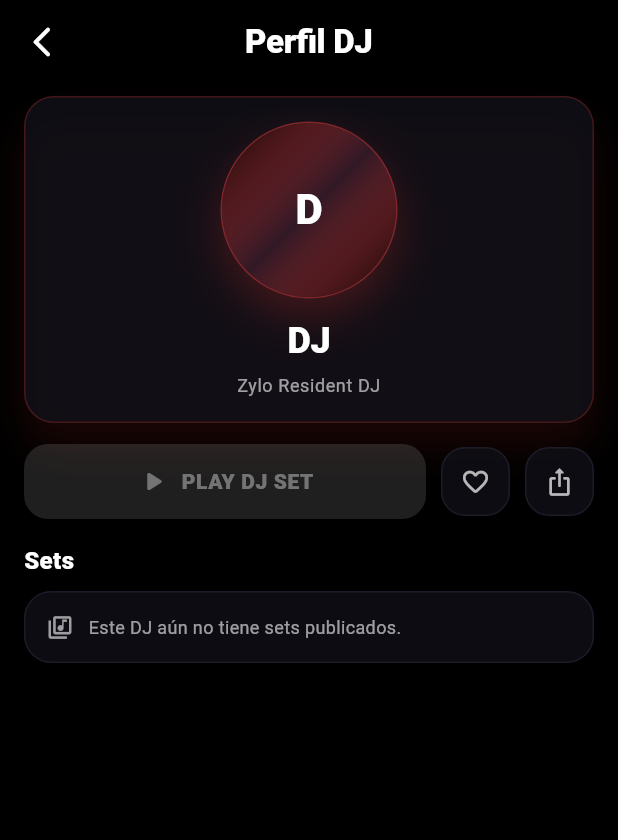
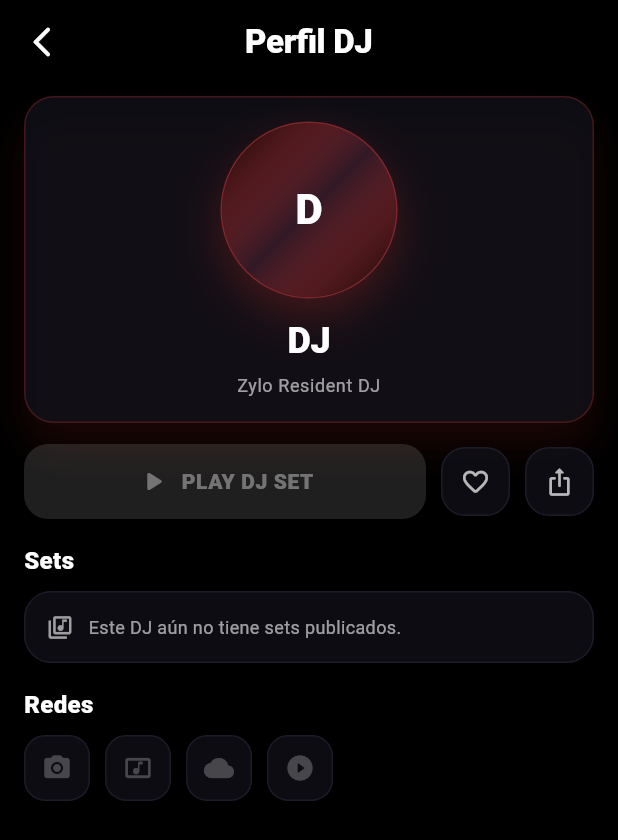
Before and after one commit to jbsbookme/Zylofm, a Flutter app: the DJProfileScreen screen opened directly with empty values, on a phone screen of 412 x 824 dp. Shown: the top 840 px of the screen. Run offline on Flutter 3.47's test engine with Material 3 defaults, Android fonts, the phone set to English and light mode, and no system bars; our stand-ins replace audio_service, just_audio, rxdart, share_plus, shared_preferences; missing offline and left inert: audio_session; accounts and stored records are empty; network calls fail; statements that could not run were skipped.

Commit message:
DJ Profile: social links (UI only)

```diff
--- a/assets/admin/content.json
+++ b/assets/admin/content.json
@@ -12,7 +12,11 @@
       "id": "dj_nova",
       "name": "DJ Nova",
       "blurb": "House & groove. Brillo neón.",
-      "avatarUrl": "https://images.unsplash.com/photo-1511379938547-c1f69419868d?w=600"
+      "avatarUrl": "https://images.unsplash.com/photo-1511379938547-c1f69419868d?w=600",
+      "instagramUrl": "https://instagram.com/dj_nova",
+      "tiktokUrl": "https://www.tiktok.com/@dj_nova",
+      "soundcloudUrl": "https://soundcloud.com/dj_nova",
+      "youtubeUrl": "https://www.youtube.com/@dj_nova"
     },
     {
       "id": "dj_kai",
--- a/lib/content/admin_content_models.dart
+++ b/lib/content/admin_content_models.dart
@@ -37,22 +37,40 @@ class AdminDj {
   final String name;
   final String blurb;
   final String? avatarUrl;
+  final String? instagramUrl;
+  final String? tiktokUrl;
+  final String? soundcloudUrl;
+  final String? youtubeUrl;
 
   const AdminDj({
     required this.id,
     required this.name,
     required this.blurb,
     this.avatarUrl,
+    this.instagramUrl,
+    this.tiktokUrl,
+    this.soundcloudUrl,
+    this.youtubeUrl,
   });
 
   factory AdminDj.fromJson(Map<String, dynamic> json) {
     final id = (json['id'] as String? ?? '').trim();
     final name = (json['name'] as String? ?? '').trim();
+
+    String? optUrl(String key) {
+      final raw = (json[key] as String?)?.trim();
+      return (raw != null && raw.isNotEmpty) ? raw : null;
+    }
+
     return AdminDj(
       id: id.isNotEmpty ? id : name.toLowerCase().replaceAll(' ', '_'),
       name: name.isNotEmpty ? name : 'DJ',
       blurb: (json['blurb'] as String?)?.trim() ?? '',
       avatarUrl: (json['avatarUrl'] as String?)?.trim(),
+      instagramUrl: optUrl('instagramUrl'),
+      tiktokUrl: optUrl('tiktokUrl'),
+      soundcloudUrl: optUrl('soundcloudUrl'),
+      youtubeUrl: optUrl('youtubeUrl'),
     );
   }
 }
--- a/lib/screens/dj_profile_screen.dart
+++ b/lib/screens/dj_profile_screen.dart
@@ -1,6 +1,7 @@
 import 'package:flutter/material.dart';
 import 'package:share_plus/share_plus.dart';
 import 'package:shared_preferences/shared_preferences.dart';
+import 'package:url_launcher/url_launcher.dart';
 
 import '../audio/zylo_audio_handler.dart';
 import '../content/admin_content_models.dart';
@@ -137,6 +138,10 @@ class _DJProfileScreenState extends State<DJProfileScreen> with SingleTickerProv
                       _buildEmptySets()
                     else
                       _buildMixGallery(context, mixes),
+                    const SizedBox(height: 18),
+                    _buildSectionTitle('Redes'),
+                    const SizedBox(height: 10),
+                    _buildSocialRow(context, dj),
                   ],
                 ),
               ),
@@ -145,6 +150,104 @@ class _DJProfileScreenState extends State<DJProfileScreen> with SingleTickerProv
         },
       ),
     );
+  }
+
+  Widget _buildSocialRow(BuildContext context, AdminDj dj) {
+    return Row(
+      children: [
+        _socialIcon(
+          context,
+          label: 'Instagram',
+          icon: Icons.camera_alt_rounded,
+          url: dj.instagramUrl,
+        ),
+        const SizedBox(width: 10),
+        _socialIcon(
+          context,
+          label: 'TikTok',
+          icon: Icons.music_video_rounded,
+          url: dj.tiktokUrl,
+        ),
+        const SizedBox(width: 10),
+        _socialIcon(
+          context,
+          label: 'SoundCloud',
+          icon: Icons.cloud_rounded,
+          url: dj.soundcloudUrl,
+        ),
+        const SizedBox(width: 10),
+        _socialIcon(
+          context,
+          label: 'YouTube',
+          icon: Icons.play_circle_fill_rounded,
+          url: dj.youtubeUrl,
+        ),
+      ],
+    );
+  }
+
+  Widget _socialIcon(
+    BuildContext context, {
+    required String label,
+    required IconData icon,
+    required String? url,
+  }) {
+    final trimmed = url?.trim() ?? '';
+    final enabled = trimmed.isNotEmpty;
+
+    final fg = enabled ? Colors.white70 : Colors.white24;
+    final border = enabled ? _djRed.withAlphaF(0.26) : const Color(0xFF1C1C28);
+
+    return Tooltip(
+      message: label,
+      child: InkWell(
+        onTap: enabled ? () => _openExternalUrl(context, trimmed) : null,
+        borderRadius: BorderRadius.circular(14),
+        child: Container(
+          width: 44,
+          height: 44,
+          decoration: BoxDecoration(
+            color: ZyloColors.panel.withAlphaF(0.75),
+            borderRadius: BorderRadius.circular(14),
+            border: Border.all(color: border),
+          ),
+          child: Icon(icon, color: fg, size: 20),
+        ),
+      ),
+    );
+  }
+
+  Uri? _parseExternalUri(String raw) {
+    final trimmed = raw.trim();
+    if (trimmed.isEmpty) return null;
+
+    final hasScheme = trimmed.startsWith('http://') || trimmed.startsWith('https://');
+    final normalized = hasScheme ? trimmed : 'https://$trimmed';
+    return Uri.tryParse(normalized);
+  }
+
+  Future<void> _openExternalUrl(BuildContext context, String url) async {
+    final uri = _parseExternalUri(url);
+    if (uri == null) {
+      ScaffoldMessenger.of(context).showSnackBar(
+        const SnackBar(content: Text('Link inválido.')),
+      );
+      return;
+    }
+
+    try {
+      final ok = await launchUrl(uri, mode: LaunchMode.externalApplication);
+      if (!ok && context.mounted) {
+        ScaffoldMessenger.of(context).showSnackBar(
+          const SnackBar(content: Text('No se pudo abrir el link.')),
+        );
+      }
+    } catch (e) {
+      if (!context.mounted) return;
+      ScaffoldMessenger.of(context).showSnackBar(
+        SnackBar(content: Text('No se pudo abrir el link: $e')),
+      );
+    }
   }
 
   Widget _buildSkeletonPage(BuildContext context) {
--- a/pubspec.yaml
+++ b/pubspec.yaml
@@ -18,6 +18,7 @@ dependencies:
   http: ^1.2.2
   shared_preferences: ^2.3.2
   share_plus: ^10.1.4
+  url_launcher: ^6.3.1
 
 dev_dependencies:
   flutter_test:
```
Also changed, not shown: 1 other file.
